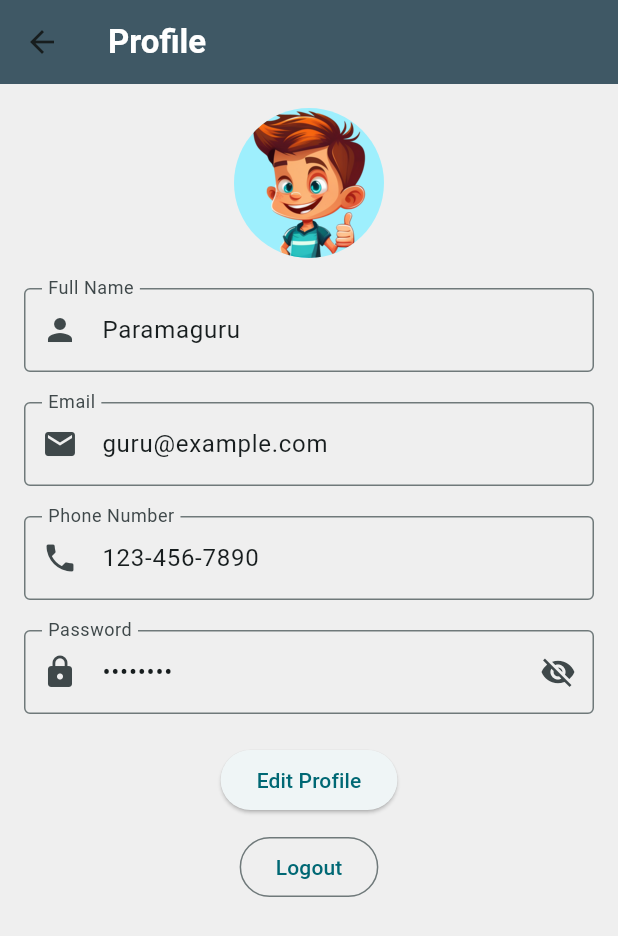
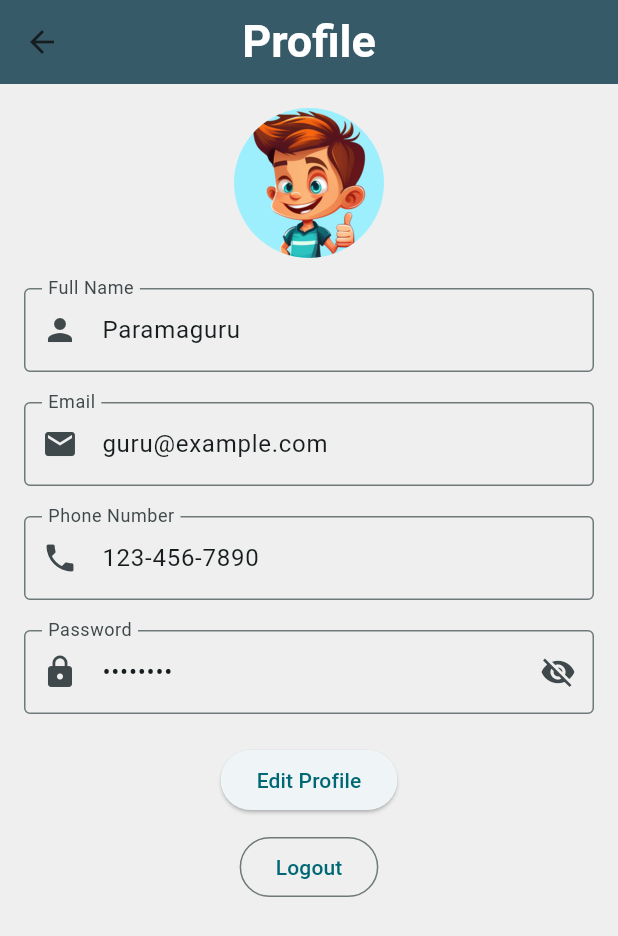
Before and after one commit to guruparam/sports_app, a Flutter app: the AccountPage screen opened directly, on a phone screen of 412 x 824 dp. Shown: the top 936 px of the screen. Run offline on Flutter 3.47's test engine with Material 3 defaults, Android fonts, the phone set to English and light mode, and no system bars; our stand-ins replace bloc, curved_navigation_bar, dio, email_validator, equatable, flutter_bloc and 1 more; accounts and stored records are empty; network calls fail.

Commit message:
Appbar for all pages

```diff
--- /dev/null
+++ b/lib/components/custom_app_bar.dart
@@ -0,0 +1,42 @@
+import 'package:flutter/material.dart';
+
+class CustomAppBar extends StatelessWidget implements PreferredSizeWidget {
+  final String title;
+  final bool showBackButton;
+  final VoidCallback? onBackButtonPressed;
+
+  const CustomAppBar({
+    super.key,
+    required this.title,
+    this.showBackButton = false,
+    this.onBackButtonPressed,
+  });
+
+  @override
+  Widget build(BuildContext context) {
+    return AppBar(
+      backgroundColor: const Color.fromARGB(255, 63, 88, 101),
+      elevation: 20.0,
+      centerTitle: true,
+      title: Text(
+        title,
+        style: const TextStyle(
+          fontWeight: FontWeight.bold,
+          fontSize: 30.0,
+          color: Colors.white,
+        ),
+      ),
+      leading: showBackButton
+          ? IconButton(
+              icon: const Icon(Icons.arrow_back),
+              onPressed: onBackButtonPressed ?? () {
+                Navigator.of(context).pop();
+              },
+            )
+          : null,
+    );
+  }
+
+  @override
+  Size get preferredSize => const Size.fromHeight(kToolbarHeight);
+}
--- a/lib/pages/account_page.dart
+++ b/lib/pages/account_page.dart
@@ -1,4 +1,6 @@
 import 'package:flutter/material.dart';
+
+import '../components/custom_app_bar.dart';
 
 class AccountPage extends StatefulWidget {
   const AccountPage({super.key});
@@ -17,19 +19,13 @@ class _AccountPageState extends State<AccountPage> {
 
   @override
   Widget build(BuildContext context) {
-    return Scaffold(
-      appBar: AppBar(
-        backgroundColor: Color.fromARGB(255, 63, 88, 101),
-        title: const Text(
-          'Profile',
-          style: TextStyle(color: Colors.white, fontWeight: FontWeight.bold),
-        ),
-        leading: IconButton(
-          icon: const Icon(Icons.arrow_back),
-          onPressed: () {
-            Navigator.pushNamed(context, '/home');
-          },
-        ),
+       return Scaffold(
+      appBar: CustomAppBar(
+        title: 'Profile',
+        showBackButton: true,
+        onBackButtonPressed: () {
+          Navigator.pushNamed(context, '/home');
+        },
       ),
       body: Padding(
         padding: const EdgeInsets.all(16.0),
```
Also changed, not shown: lib/pages/group_page.dart (+3 -18 lines), lib/pages/home.dart (+3 -32 lines).
